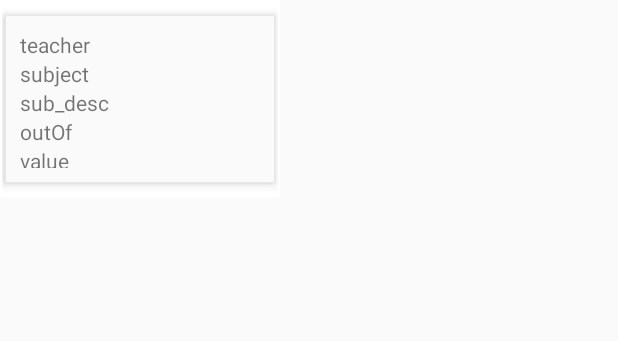
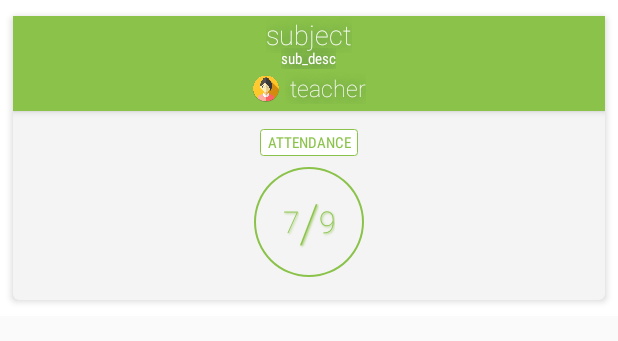
Before and after one commit to kamleshsahu/SSGI_EDRP, an Android app: the layout list_details.xml on its own in the app's theme, with its tools: preview values and no code run, on a phone screen of 412 x 824 dp. Shown: the top 341 px of the screen. Run offline under Robolectric (Android 15) with nearby library versions, the phone set to English and light mode, and no system bars.

Commit message:
details layout completed

```diff
--- /dev/null
+++ b/app/src/main/res/drawable/att_tect.xml
@@ -0,0 +1,11 @@
+<?xml version="1.0" encoding="utf-8"?>
+<shape xmlns:android="http://schemas.android.com/apk/res/android"
+    >
+    <stroke android:width="0.5dp" android:color="@color/colorPrimary"/>
+    <padding android:bottom="2dp"
+        android:left="5dp"
+        android:right="5dp"
+        android:top="2dp"/>
+    <corners android:radius="2dp"/>
+    <solid android:color="@color/white"/>
+</shape>
--- /dev/null
+++ b/app/src/main/res/drawable/attend_circle.xml
@@ -0,0 +1,15 @@
+<?xml version="1.0" encoding="utf-8"?>
+<shape
+    xmlns:android="http://schemas.android.com/apk/res/android"
+    android:shape="ring"
+    android:innerRadius="35dp"
+    android:thickness="1dp"
+    android:useLevel="false">
+    <padding android:bottom="0dp"
+        android:left="0dp"
+        android:right="0dp"
+        android:top="0dp"/>
+
+    <solid android:color="@color/colorPrimary" />
+
+</shape>
--- a/app/src/main/res/drawable/circular_progress_bar.xml
+++ b/app/src/main/res/drawable/circular_progress_bar.xml
@@ -1,15 +1,15 @@
 <rotate
         xmlns:android="http://schemas.android.com/apk/res/android"
-        android:fromDegrees="90"
+        android:fromDegrees="0"
         android:pivotX="50%"
         android:pivotY="50%"
-        android:toDegrees="0"
+        android:toDegrees="90"
     >
 
         <shape
-            android:innerRadiusRatio="3"
+            android:innerRadiusRatio="2"
             android:shape="ring"
-            android:thicknessRatio="7.0">
+            android:thicknessRatio="3">
 
             <gradient
                 android:centerColor="@color/primary_color"
--- /dev/null
+++ b/app/src/main/res/drawable/grad2.xml
@@ -0,0 +1,12 @@
+<?xml version="1.0" encoding="utf-8"?>
+<shape xmlns:android="http://schemas.android.com/apk/res/android"
+    android:shape="rectangle">
+    <stroke android:width="0dp" android:color="@color/colorPrimary"/>
+    <gradient
+        android:centerY="99%"
+        android:startColor="#f4f4f4"
+        android:centerColor="#f4f4f4"
+        android:endColor="#f4f4f4"
+        android:angle="270"/>
+    <corners android:radius="4dp"/>
+</shape>
--- /dev/null
+++ b/app/src/main/res/drawable/rect_main.xml
@@ -0,0 +1,11 @@
+<?xml version="1.0" encoding="utf-8"?>
+<shape xmlns:android="http://schemas.android.com/apk/res/android"
+    >
+    <stroke android:width="2dp" android:color="@color/colorPrimary"/>
+    <padding android:bottom="0dp"
+        android:left="0dp"
+        android:right="0dp"
+        android:top="0dp"/>
+    <corners android:radius="0dp"/>
+    <solid android:color="@color/colorPrimary"/>
+</shape>
--- /dev/null
+++ b/app/src/main/res/drawable/sub_dis.xml
@@ -0,0 +1,11 @@
+<?xml version="1.0" encoding="utf-8"?>
+<shape xmlns:android="http://schemas.android.com/apk/res/android"
+    android:id="@+id/rect">
+    <stroke android:width="0.5dp" android:color="@color/white"/>
+    <padding android:bottom="0dp"
+        android:left="5dp"
+        android:right="5dp"
+        android:top="0dp"/>
+    <corners android:radius="2dp"/>
+    <solid android:color="#fff"/>
+</shape>
--- a/app/src/main/res/layout/activity_main.xml
+++ b/app/src/main/res/layout/activity_main.xml
@@ -7,6 +7,7 @@
     android:background="@drawable/grad1">
 
     <AutoCompleteTextView
+        android:text="BE20160706"
         android:fontFamily="sans-serif-condensed"
         android:textColorHint="#d1d1d1"
         android:textColor="@color/colorPrimary"
@@ -27,6 +28,7 @@
         android:layout_centerHorizontal="true" />
 
     <EditText
+        android:text="8120822235"
         android:fontFamily="sans-serif-thin"
         android:textColorHint="#d1d1d1"
         android:textColor="@color/colorAccent"
--- a/app/src/main/res/layout/list_details.xml
+++ b/app/src/main/res/layout/list_details.xml
@@ -1,56 +1,172 @@
 <?xml version="1.0" encoding="utf-8"?>
 <LinearLayout xmlns:android="http://schemas.android.com/apk/res/android"
-    android:layout_width="wrap_content"
+    android:layout_width="match_parent"
     android:layout_height="wrap_content"
-    android:paddingLeft="1dp"
     android:background="#fff"
-    android:paddingRight="1dp"
-    android:weightSum="1">
+    android:paddingBottom="5dp"
+    android:paddingLeft="3dp"
+    android:paddingRight="3dp"
+    android:paddingTop="5dp"
+    >
 
     <LinearLayout
-        android:layout_width="180dp"
-        android:layout_height="112dp"
-        android:layout_marginBottom="10dp"
-        android:layout_marginLeft="2dp"
-        android:layout_marginRight="2dp"
-        android:layout_marginTop="10dp"
-        android:background="@drawable/tap"
-        android:elevation="4dp"
+
+        android:paddingBottom="12dp"
+        android:layout_margin="5dp"
+        android:layout_width="match_parent"
+        android:layout_height="wrap_content"
+        android:background="@drawable/grad2"
+        android:elevation="3dp"
         android:orientation="vertical"
-        android:paddingBottom="10dp"
-        android:paddingLeft="10dp"
-        android:paddingRight="10dp"
-        android:paddingTop="10dp">
-
+        >
+<LinearLayout
+    android:background="@drawable/rect_main"
+    android:paddingBottom="4dp"
+    android:elevation="3dp"
+    android:layout_marginBottom="4dp"
+    android:orientation="vertical"
+    android:layout_width="match_parent"
+    android:layout_height="wrap_content">
+        <LinearLayout
+            android:orientation="vertical"
+            android:paddingBottom="0dp"
+            android:paddingTop="0dp"
+            android:gravity="center_horizontal"
+            android:layout_width="match_parent"
+            android:layout_height="wrap_content">
         <TextView
-            android:id="@+id/teacher"
-            android:layout_width="match_parent"
-            android:layout_height="wrap_content"
-            android:text="teacher" />
-
-        <TextView
+            android:shadowColor="@color/black"
+            android:shadowDx="1"
+            android:shadowDy="1"
+            android:shadowRadius="10"
+            android:textColor="@color/white"
+            android:fontFamily="sans-serif-thin"
+            android:textSize="18sp"
             android:id="@+id/subject"
             android:layout_width="wrap_content"
             android:layout_height="wrap_content"
             android:text="subject" />
-
         <TextView
+            android:layout_marginTop="-3dp"
+            android:gravity="center_vertical"
+            android:shadowColor="@color/black"
+            android:shadowDx="1"
+            android:shadowDy="1"
+            android:shadowRadius="10"
+            android:textColor="@color/white"
+            android:fontFamily="sans-serif-condensed"
+            android:textSize="10sp"
             android:id="@+id/sub_desc"
             android:layout_width="wrap_content"
             android:layout_height="wrap_content"
             android:text="sub_desc" />
-
+            </LinearLayout>
+        <LinearLayout
+            android:layout_marginTop="2dp"
+            android:paddingBottom="0dp"
+            android:paddingTop="0dp"
+            android:orientation="horizontal"
+            android:gravity="center_horizontal"
+            android:layout_width="match_parent"
+            android:layout_height="wrap_content">
+            <ImageView
+                android:layout_margin="0dp"
+                android:elevation="3dp"
+                android:paddingRight="3dp"
+                android:src="@drawable/professor"
+                android:layout_width="22dp"
+                android:layout_height="22dp" />
         <TextView
-            android:id="@+id/outOf"
+            android:textSize="15sp"
+            android:shadowColor="@color/black"
+            android:shadowDx="1"
+            android:shadowDy="1"
+            android:shadowRadius="10"
+            android:fontFamily="sans-serif-thin"
+            android:textColor="@color/white"
+            android:paddingLeft="3dp"
+            android:layout_gravity="center_vertical"
+            android:id="@+id/teacher"
             android:layout_width="wrap_content"
             android:layout_height="wrap_content"
-            android:text="outOf" />
+            android:text="teacher" />
+        </LinearLayout>
 
-        <TextView
-            android:id="@+id/value"
-            android:layout_width="wrap_content"
-            android:layout_height="wrap_content"
-            android:text="value" />
+</LinearLayout>
+
+
+
+        <LinearLayout
+            android:gravity="center_horizontal"
+            android:layout_width="match_parent"
+            android:layout_height="wrap_content">
+            <TextView
+                android:layout_marginTop="8dp"
+                android:textSize="10sp"
+                android:elevation="1dp"
+                android:layout_marginBottom="4dp"
+                android:background="@drawable/att_tect"
+                android:fontFamily="sans-serif-condensed"
+                android:shadowColor="@color/black"
+                android:textColor="@color/colorPrimary"
+                android:gravity="center"
+                android:layout_width="wrap_content"
+                android:layout_height="wrap_content"
+                android:text="ATTENDANCE"/>
+        </LinearLayout>
+        <LinearLayout
+            android:gravity="center_vertical"
+            android:orientation="vertical"
+            android:elevation="5dp"
+            android:background="@drawable/attend_circle"
+            android:layout_gravity="center_horizontal"
+            android:layout_width="match_parent"
+            android:layout_height="80dp">
+            <LinearLayout
+                android:gravity="center_horizontal"
+                android:layout_width="match_parent"
+                android:layout_height="wrap_content">
+                <TextView
+
+                    android:layout_gravity="center_vertical"
+                    android:shadowDx="1"
+                    android:shadowDy="1"
+                    android:shadowRadius="1"
+                    android:textSize="20sp"
+                    android:fontFamily="sans-serif-thin"
+                    android:textColor="@color/colorPrimary"
+                    android:shadowColor="@color/colorPrimary"
+                    android:id="@+id/value"
+                    android:layout_width="wrap_content"
+                    android:layout_height="wrap_content"
+                    android:text="7" />
+                <TextView
+                    android:layout_gravity="center_vertical"
+                    android:shadowDx="1"
+                    android:shadowDy="1"
+                    android:shadowRadius="1"
+                    android:textColor="@color/colorPrimary"
+                    android:shadowColor="@color/colorPrimary"
+                    android:fontFamily="sans-serif-thin"
+                    android:textSize="35sp"
+                    android:layout_width="wrap_content"
+                    android:layout_height="wrap_content"
+                    android:text="/" />
+                <TextView
+                    android:layout_gravity="center_vertical"
+                    android:fontFamily="sans-serif-thin"
+                    android:textColor="@color/colorPrimary"
+                    android:shadowColor="@color/colorPrimary"
+                    android:shadowDx="1"
+                    android:shadowDy="1"
+                    android:shadowRadius="1"
+                    android:textSize="20sp"
+                    android:id="@+id/outOf"
+                    android:layout_width="wrap_content"
+                    android:layout_height="wrap_content"
+                    android:text="9" />
+            </LinearLayout>
+        </LinearLayout>
 
     </LinearLayout>
 
```
Also changed, not shown: app/src/main/res/drawable/professor.png (added), app/src/main/res/drawable/professor2.png (added).
